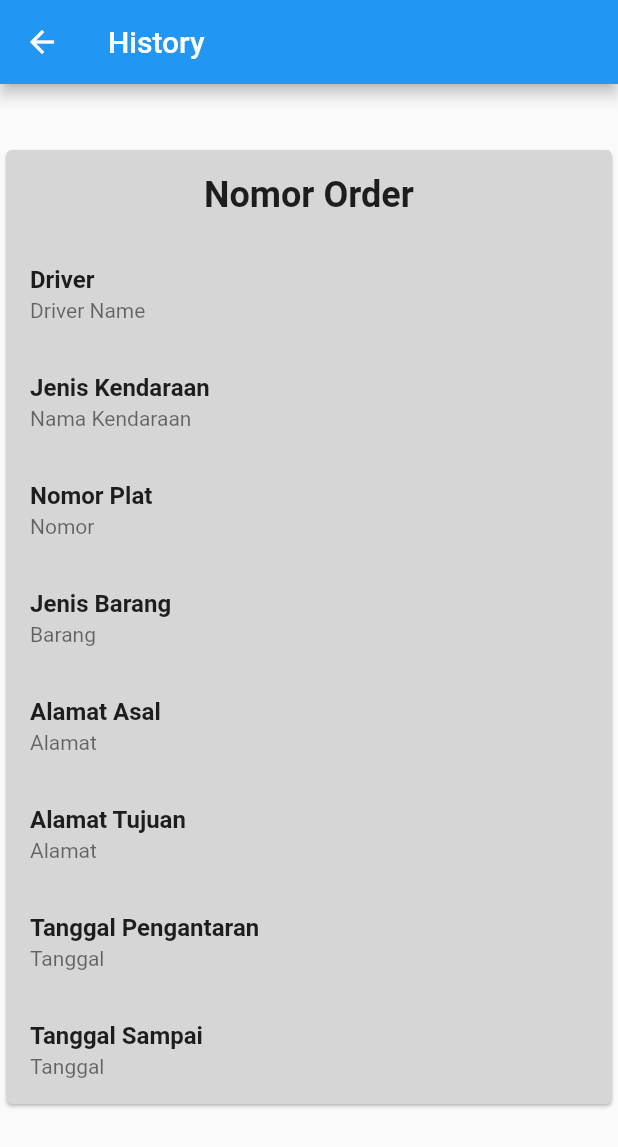
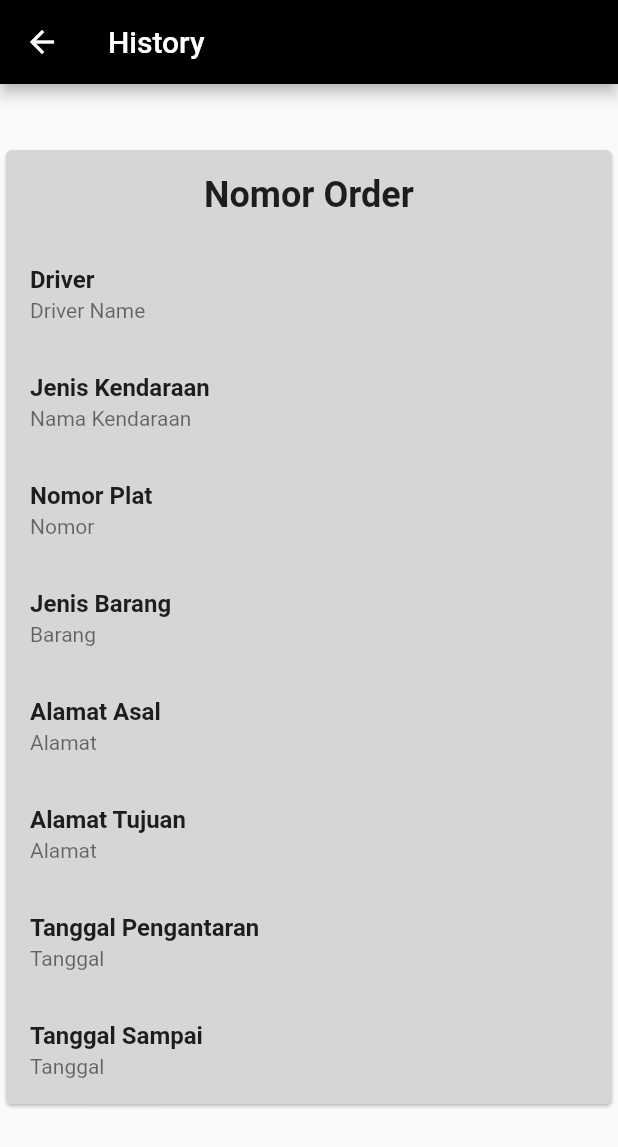
Before and after one commit to wlp26/Project_Ekspedisi, a Flutter app: the screen it shows after launch, on a phone screen of 412 x 824 dp. Shown: the top 1147 px of the screen. Run offline on Flutter 3.47's test engine with Material 2 defaults, Android fonts, the phone set to English and light mode, and no system bars.

Commit message:
update detailhistory branch

```diff
--- a/lib/screens/detailHistory.dart
+++ b/lib/screens/detailHistory.dart
@@ -16,7 +16,9 @@ class _DetailHistoryScreenState extends State<DetailHistoryScreen> {
               Navigator.pop(context);
             },
           ),
-            title: Text("History")),
+          title: Text("History"),
+          backgroundColor: Colors.black,
+        ),
         body: Container(
           padding: EdgeInsets.only(top: 40.0),
           child: Column(
```
Lines whose indentation alone changed are shown as unchanged.
